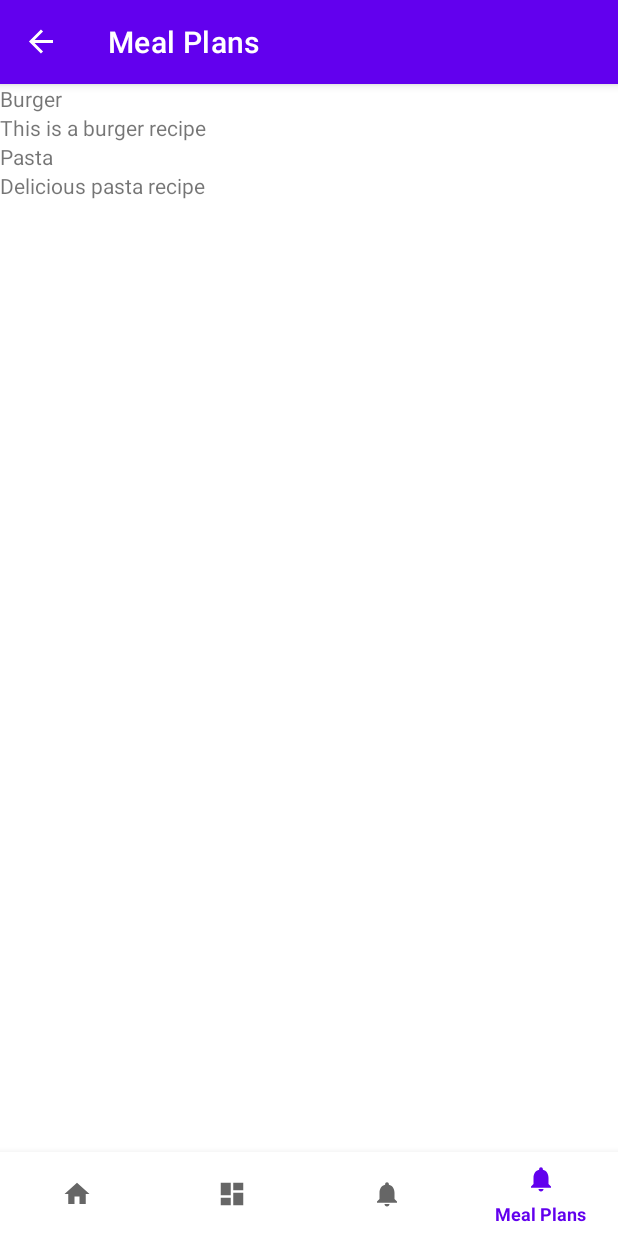
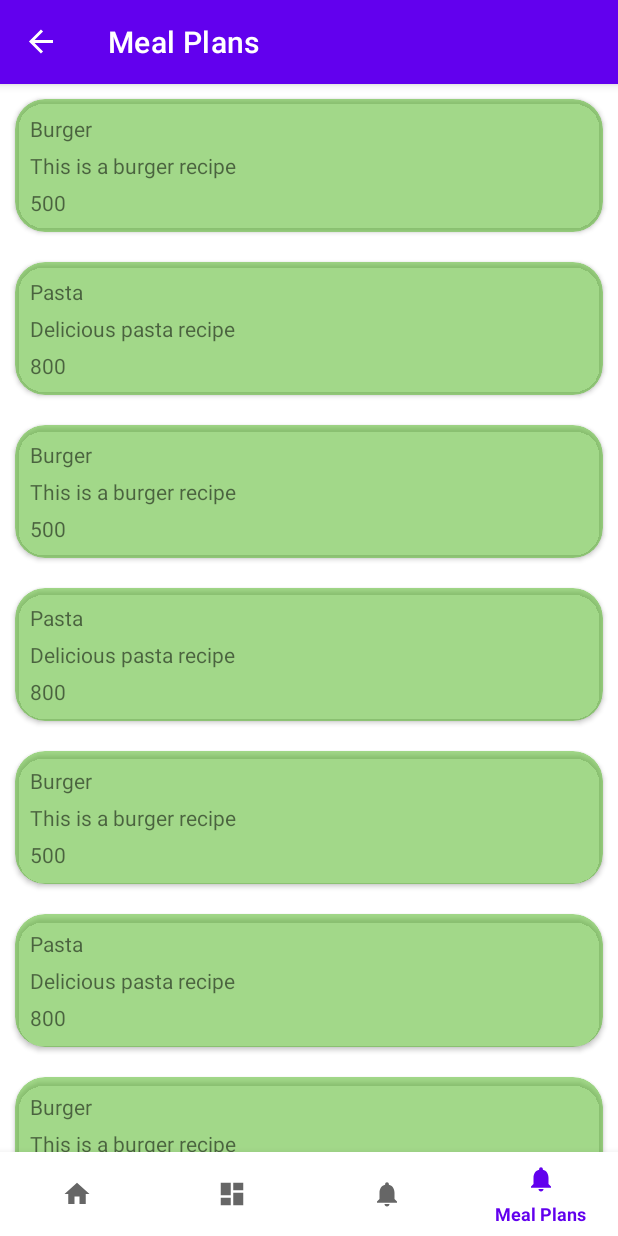
Before and after one commit to JohnSalinas123/CS4750_PantryPal, an Android app: the RecipesFragment screen opened through its navigation route, on a phone screen of 412 x 824 dp. Run offline under Robolectric (Android 15) with nearby library versions, the phone set to English and light mode, and no system bars; our stand-ins replace navigation-ui.

Commit message:
add recipe cards, wip

```diff
--- a/app/build.gradle.kts
+++ b/app/build.gradle.kts
@@ -51,6 +51,7 @@ dependencies {
     implementation("androidx.navigation:navigation-ui-ktx:2.7.4")
     implementation("androidx.recyclerview:recyclerview:1.3.2")
     implementation("androidx.fragment:fragment-ktx:1.6.2")
+    implementation("androidx.cardview:cardview:1.0.0")
     testImplementation("junit:junit:4.13.2")
     androidTestImplementation("androidx.test.ext:junit:1.1.5")
     androidTestImplementation("androidx.test.espresso:espresso-core:3.5.1")
--- a/app/src/main/java/com/example/pantry_pal/data/Recipe.kt
+++ b/app/src/main/java/com/example/pantry_pal/data/Recipe.kt
@@ -4,6 +4,7 @@ data class Recipe (
 
     val id: Int,
     val name: String,
+    val calories: Int,
     val description: String,
     val vegetarian : Boolean,
     val ingredients: List<IngredientForRecipe>,
--- a/app/src/main/java/com/example/pantry_pal/ui/recipes/RecipesAdapter.kt
+++ b/app/src/main/java/com/example/pantry_pal/ui/recipes/RecipesAdapter.kt
@@ -16,6 +16,7 @@ class RecipeViewHolder(
 
     fun bind(recipe: Recipe) {
         binding.recipeName.text = recipe.name
+        binding.recipeCalories.text = recipe.calories.toString()
         binding.recipeDescription.text = recipe.description
 
         itemView.setOnClickListener { onItemClick(recipe)}
--- a/app/src/main/java/com/example/pantry_pal/ui/recipes/RecipesViewModel.kt
+++ b/app/src/main/java/com/example/pantry_pal/ui/recipes/RecipesViewModel.kt
@@ -49,8 +49,21 @@ class RecipesViewModel : ViewModel() {
 
     private fun createMockRecipes(): List<Recipe> {
         return listOf(
-            Recipe(1, "Burger", "This is a burger recipe", false, createMockIngredients(), createMockSteps()),
-            Recipe(2, "Pasta", "Delicious pasta recipe", true, createMockIngredients(), createMockSteps()),
+            Recipe(1, "Burger",500, "This is a burger recipe", false, createMockIngredients(), createMockSteps()),
+            Recipe(2, "Pasta",800, "Delicious pasta recipe", true, createMockIngredients(), createMockSteps()),
+            Recipe(3, "Burger",500, "This is a burger recipe", false, createMockIngredients(), createMockSteps()),
+            Recipe(4, "Pasta",800, "Delicious pasta recipe", true, createMockIngredients(), createMockSteps()),
+            Recipe(5, "Burger",500, "This is a burger recipe", false, createMockIngredients(), createMockSteps()),
+            Recipe(6, "Pasta",800, "Delicious pasta recipe", true, createMockIngredients(), createMockSteps()),
+            Recipe(7, "Burger",500, "This is a burger recipe", false, createMockIngredients(), createMockSteps()),
+            Recipe(8, "Pasta",800, "Delicious pasta recipe", true, createMockIngredients(), createMockSteps()),
+            Recipe(9, "Burger",500, "This is a burger recipe", false, createMockIngredients(), createMockSteps()),
+            Recipe(10, "Pasta",800, "Delicious pasta recipe", true, createMockIngredients(), createMockSteps()),
+            Recipe(11, "Burger",500, "This is a burger recipe", false, createMockIngredients(), createMockSteps()),
+            Recipe(12, "Pasta", 800,"Delicious pasta recipe", true, createMockIngredients(), createMockSteps()),
+            Recipe(13, "Burger",500, "This is a burger recipe", false, createMockIngredients(), createMockSteps()),
+            Recipe(14, "Pasta", 800,"Delicious pasta recipe", true, createMockIngredients(), createMockSteps()),
+
             // Add more mock recipes as needed
         )
     }
--- a/app/src/main/res/layout/list_item_recipe.xml
+++ b/app/src/main/res/layout/list_item_recipe.xml
@@ -1,18 +1,54 @@
 <?xml version="1.0" encoding="utf-8"?>
-<LinearLayout xmlns:android="http://schemas.android.com/apk/res/android"
+<androidx.cardview.widget.CardView xmlns:android="http://schemas.android.com/apk/res/android"
+    xmlns:card_view="http://schemas.android.com/apk/res-auto"
+    xmlns:tools="http://schemas.android.com/tools"
     android:layout_width="match_parent"
     android:layout_height="wrap_content"
-    android:orientation="vertical">
+    android:layout_margin="10dp"
+    card_view:cardBackgroundColor="#8046b115"
+    card_view:cardCornerRadius="20dp">
+
+    <!-- Main Content View -->
+    <androidx.constraintlayout.widget.ConstraintLayout
+        android:layout_width="match_parent"
+        android:layout_height="wrap_content">
 
         <TextView
             android:id="@+id/recipe_name"
-        android:layout_width="353dp"
+            android:layout_width="match_parent"
             android:layout_height="wrap_content"
-        android:text="@string/recipe_name_placeholder" />
+            android:layout_marginStart="10dp"
+            android:layout_marginTop="10dp"
+            android:layout_marginEnd="10dp"
+            android:text="@string/recipe_name_placeholder"
+            card_view:layout_constraintEnd_toEndOf="parent"
+            card_view:layout_constraintStart_toStartOf="parent"
+            card_view:layout_constraintTop_toTopOf="parent" />
 
         <TextView
             android:id="@+id/recipe_description"
-        android:layout_width="367dp"
+            android:layout_width="match_parent"
             android:layout_height="wrap_content"
-        android:text="@string/recipe_description_placeholder" />
-</LinearLayout>
+            android:layout_marginStart="10dp"
+            android:layout_marginTop="5dp"
+            android:layout_marginEnd="10dp"
+            android:text="@string/recipe_description_placeholder"
+            card_view:layout_constraintEnd_toEndOf="parent"
+            card_view:layout_constraintStart_toStartOf="parent"
+            card_view:layout_constraintTop_toBottomOf="@+id/recipe_name" />
+
+        <TextView
+            android:id="@+id/recipe_calories"
+            android:layout_width="match_parent"
+            android:layout_height="wrap_content"
+            android:layout_marginStart="10dp"
+            android:layout_marginTop="5dp"
+            android:layout_marginEnd="10dp"
+            android:layout_marginBottom="10dp"
+            android:text="@string/recipe_calories_placeholder"
+            card_view:layout_constraintBottom_toBottomOf="parent"
+            card_view:layout_constraintEnd_toEndOf="parent"
+            card_view:layout_constraintStart_toStartOf="parent"
+            card_view:layout_constraintTop_toBottomOf="@+id/recipe_description" />
+    </androidx.constraintlayout.widget.ConstraintLayout>
+</androidx.cardview.widget.CardView>
--- a/app/src/main/res/values/strings.xml
+++ b/app/src/main/res/values/strings.xml
@@ -6,4 +6,5 @@
     <string name="title_meal_plan">Meal Plans</string>
     <string name="recipe_name_placeholder">Recipe Name</string>
     <string name="recipe_description_placeholder">Recipe Description</string>
+    <string name="recipe_calories_placeholder">Recipe Calories</string>
 </resources>
```
Lines whose indentation alone changed are shown as unchanged.
